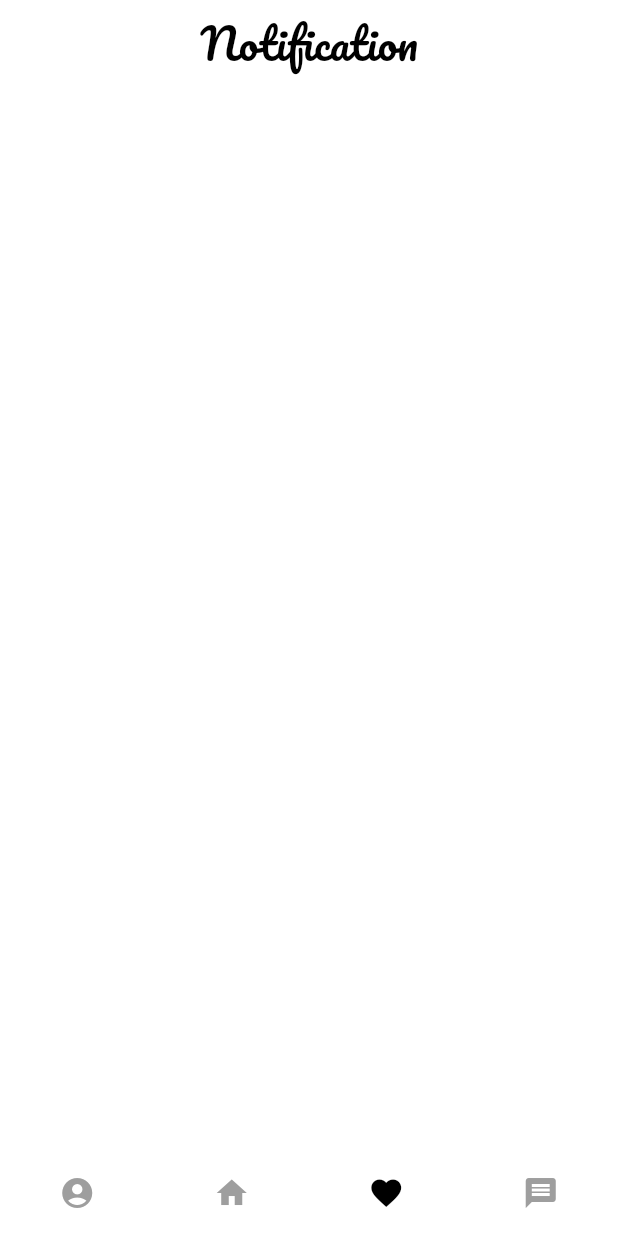
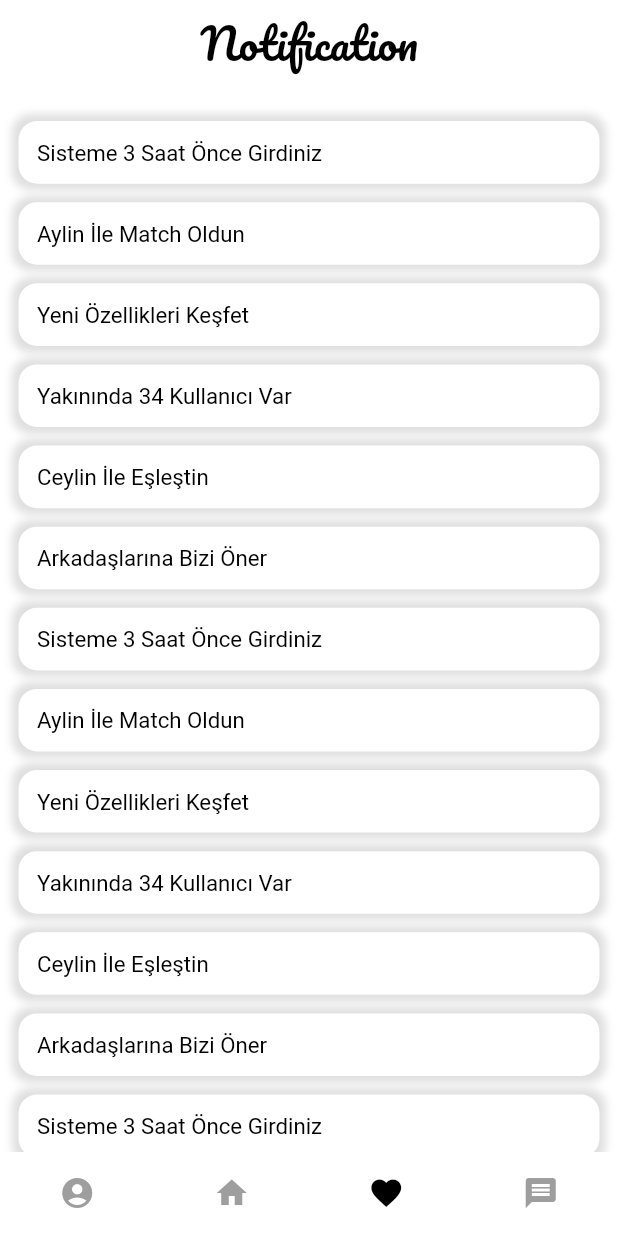
Before and after one commit to ketvolkan/Flutter_Unimatch_Remake, a Flutter app: the NotificationView screen opened by its route, on a phone screen of 412 x 824 dp. Run offline on Flutter 3.47's test engine with Material 2 defaults, Android fonts, the phone set to English and light mode, and no system bars; our stand-ins replace get, swipe_cards.

Commit message:
notification Pageye başlandı

```diff
--- a/lib/app/views/notification_management/notification_controller.dart
+++ b/lib/app/views/notification_management/notification_controller.dart
@@ -1,3 +1,30 @@
 import 'package:get/get.dart';
 
-class NotificationController extends GetxController {}
+class NotificationController extends GetxController {
+  List<String> notifications = [
+    "Sisteme 3 Saat Önce Girdiniz",
+    "Aylin İle Match Oldun",
+    "Yeni Özellikleri Keşfet",
+    "Yakınında 34 Kullanıcı Var",
+    "Ceylin İle Eşleştin",
+    "Arkadaşlarına Bizi Öner",
+    "Sisteme 3 Saat Önce Girdiniz",
+    "Aylin İle Match Oldun",
+    "Yeni Özellikleri Keşfet",
+    "Yakınında 34 Kullanıcı Var",
+    "Ceylin İle Eşleştin",
+    "Arkadaşlarına Bizi Öner",
+    "Sisteme 3 Saat Önce Girdiniz",
+    "Aylin İle Match Oldun",
+    "Yeni Özellikleri Keşfet",
+    "Yakınında 34 Kullanıcı Var",
+    "Ceylin İle Eşleştin",
+    "Arkadaşlarına Bizi Öner",
+    "Sisteme 3 Saat Önce Girdiniz",
+    "Aylin İle Match Oldun",
+    "Yeni Özellikleri Keşfet",
+    "Yakınında 34 Kullanıcı Var",
+    "Ceylin İle Eşleştin",
+    "Arkadaşlarına Bizi Öner",
+  ];
+}
--- a/lib/app/views/notification_management/notification_view.dart
+++ b/lib/app/views/notification_management/notification_view.dart
@@ -1,23 +1,31 @@
 import 'package:flutter/material.dart';
+import 'package:flutter_unimatch_remake/app/views/notification_management/notification_controller.dart';
+import 'package:flutter_unimatch_remake/app/views/notification_management/widgets/notification_card.dart';
+import 'package:flutter_unimatch_remake/core/utils/utils.dart';
 import 'package:get/get.dart';
 
 import '../../widgets/others/custom_appbar.dart';
 import '../../widgets/others/custom_navigationbar.dart';
 import '../../widgets/others/custom_scaffold.dart';
 import '../../widgets/others/custom_text.dart';
-import '../profile_management/profile_controller.dart';
 
-class NotificationView extends GetView<ProfileController> {
+class NotificationView extends GetView<NotificationController> {
   const NotificationView({Key? key}) : super(key: key);
   @override
   Widget build(BuildContext context) {
     return CustomScaffold(
-      appBar: _buildAppBar,
-      bottomNavigationBar: const CustomNavigationBar(currentIndex: 2),
-      body: Container(
-        color: Colors.white,
-      ),
-    );
+        appBar: _buildAppBar,
+        bottomNavigationBar: const CustomNavigationBar(currentIndex: 2),
+        body: ListView.separated(
+            itemBuilder: (context, index) {
+              if (index == 0) return SizedBox(height: Utils.normalPadding);
+              final notification = controller.notifications[index - 1];
+              return NotificationCard(notification: notification);
+            },
+            separatorBuilder: (context, index) {
+              return SizedBox(height: Utils.normalPadding);
+            },
+            itemCount: controller.notifications.length + 1));
   }
 
   CustomAppBar get _buildAppBar => CustomAppBar(
--- /dev/null
+++ b/lib/app/views/notification_management/widgets/notification_card.dart
@@ -0,0 +1,29 @@
+import 'package:flutter/cupertino.dart';
+import 'package:flutter_unimatch_remake/app/widgets/cards/custom_basic_card.dart';
+import 'package:flutter_unimatch_remake/app/widgets/others/custom_text.dart';
+import 'package:flutter_unimatch_remake/core/utils/utils.dart';
+import 'package:flutter_unimatch_remake/core/variables/colors.dart';
+
+class NotificationCard extends StatelessWidget {
+  final String notification;
+  const NotificationCard({Key? key, required this.notification}) : super(key: key);
+
+  @override
+  Widget build(BuildContext context) {
+    return Padding(
+      padding: EdgeInsets.symmetric(horizontal: Utils.normalPadding),
+      child: CustomBasicCard(
+        borderRadius: Utils.lowRadius,
+        boxShadow: BoxShadow(
+          color: AppColors.shadowColor,
+          blurRadius: Utils.extraLowPadding,
+          spreadRadius: Utils.extraLowPadding,
+        ),
+        child: Padding(
+          padding: EdgeInsets.all(Utils.normalPadding),
+          child: CustomText(notification),
+        ),
+      ),
+    );
+  }
+}
--- a/lib/app/views/profile_management/widgets/information_buttons.dart
+++ b/lib/app/views/profile_management/widgets/information_buttons.dart
@@ -1,4 +1,5 @@
 import 'package:flutter/material.dart';
+import 'package:flutter_unimatch_remake/core/variables/colors.dart';
 import '../../../widgets/others/custom_text.dart';
 import '../../../../core/utils/utils.dart';
 
@@ -8,7 +9,7 @@ class informationWidget extends StatelessWidget {
     this.subtitle,
     required this.title,
     required this.icon,
-    this.iconColor = Colors.black,
+    this.iconColor = AppColors.blackColor,
     this.onTap,
   }) : super(key: key);
   final String title;
@@ -29,7 +30,7 @@ class informationWidget extends StatelessWidget {
             crossAxisAlignment: CrossAxisAlignment.end,
             children: [
               CustomText.high(title),
-              if (subtitle is String) CustomText(subtitle, textColor: Colors.grey),
+              if (subtitle is String) CustomText(subtitle, textColor: AppColors.grayColor),
             ],
           )
         ],
--- a/lib/app/widgets/buttons/icon_with_background.dart
+++ b/lib/app/widgets/buttons/icon_with_background.dart
@@ -1,4 +1,5 @@
 import 'package:flutter/material.dart';
+import 'package:flutter_unimatch_remake/core/variables/colors.dart';
 import '../cards/custom_basic_card.dart';
 import '../../../core/utils/utils.dart';
 
@@ -15,9 +16,9 @@ class IconWithBackground extends StatelessWidget {
       child: InkWell(
         onTap: onTap,
         child: CustomBasicCard(
-            boxShadow: BoxShadow(color: const Color.fromARGB(255, 223, 223, 223), blurRadius: Utils.lowRadius),
+            boxShadow: BoxShadow(color: AppColors.shadowColor, blurRadius: Utils.lowRadius),
             borderRadius: Utils.extraHighRadius,
-            child: Icon(icon, color: Colors.black, size: (padding ?? Utils.normalPadding) * 1.5)),
+            child: Icon(icon, color: AppColors.blackColor, size: (padding ?? Utils.normalPadding) * 1.5)),
       ),
     );
   }
--- a/lib/app/widgets/cards/custom_basic_card.dart
+++ b/lib/app/widgets/cards/custom_basic_card.dart
@@ -1,4 +1,5 @@
 import 'package:flutter/material.dart';
+import 'package:flutter_unimatch_remake/core/variables/colors.dart';
 import '../../../core/utils/utils.dart';
 
 class CustomBasicCard extends StatelessWidget {
@@ -7,15 +8,16 @@ class CustomBasicCard extends StatelessWidget {
   final BoxShadow? boxShadow;
   final double? borderRadius;
   final Color? color;
-  const CustomBasicCard({Key? key, required this.child, this.image, this.boxShadow, this.borderRadius, this.color})
+  final BorderRadius? border;
+  const CustomBasicCard({Key? key, required this.child, this.image, this.boxShadow, this.borderRadius, this.color, this.border})
       : super(key: key);
 
   @override
   Widget build(BuildContext context) {
     return DecoratedBox(
       decoration: BoxDecoration(
-        color: color ?? Colors.white,
-        borderRadius: BorderRadius.circular(borderRadius ?? Utils.lowRadius),
+        color: color ?? AppColors.whiteColor,
+        borderRadius: border ?? BorderRadius.circular(borderRadius ?? Utils.lowRadius),
         boxShadow: [if (boxShadow is BoxShadow) boxShadow!],
         image: image is ImageProvider<Object> ? DecorationImage(image: image!, fit: BoxFit.fitHeight) : null,
       ),
--- a/lib/app/widgets/others/custom_navigationbar.dart
+++ b/lib/app/widgets/others/custom_navigationbar.dart
@@ -1,4 +1,5 @@
 import 'package:flutter/material.dart';
+import 'package:flutter_unimatch_remake/core/variables/colors.dart';
 import '../../routes/app_routes.dart';
 import 'package:get/get.dart';
 
@@ -14,8 +15,8 @@ class CustomNavigationBar extends StatelessWidget implements PreferredSizeWidget
     Key? key,
     required this.currentIndex,
     this.backgroundColor,
-    this.selectedItemColor = Colors.black,
-    this.unSelectedItemColor = Colors.grey,
+    this.selectedItemColor = AppColors.blackColor,
+    this.unSelectedItemColor = AppColors.grayColor,
     this.onTap,
     this.notchMargin = 0,
   }) : super(key: key);
--- a/lib/app/widgets/others/custom_text.dart
+++ b/lib/app/widgets/others/custom_text.dart
@@ -1,4 +1,5 @@
 import 'package:flutter/material.dart';
+import 'package:flutter_unimatch_remake/core/variables/colors.dart';
 
 import '../../../../../core/utils/utils.dart';
 
@@ -103,7 +104,7 @@ class CustomText extends StatelessWidget {
       text ?? '',
       style: TextStyle(
         fontSize: textSize ?? Utils.normalTextSize,
-        color: textColor ?? Colors.black,
+        color: textColor ?? AppColors.blackColor,
         decoration: underlined
             ? TextDecoration.underline
             : lineThrough
--- a/lib/core/variables/colors.dart
+++ b/lib/core/variables/colors.dart
@@ -0,0 +1,8 @@
+import 'package:flutter/material.dart';
+
+class AppColors {
+  static const whiteColor = Colors.white;
+  static const blackColor = Colors.black;
+  static const shadowColor = Color.fromARGB(255, 223, 223, 223);
+  static const grayColor = Colors.grey;
+}
```
Also changed, not shown: lib/app/views/chat_management/chat_view.dart (+5 -3 lines), lib/app/views/home_management/home_view.dart (+7 -5 lines), lib/app/views/profile_management/profile_view.dart (+28 -11 lines), lib/app/widgets/others/random_circle_image.dart (+5 -3 lines).
